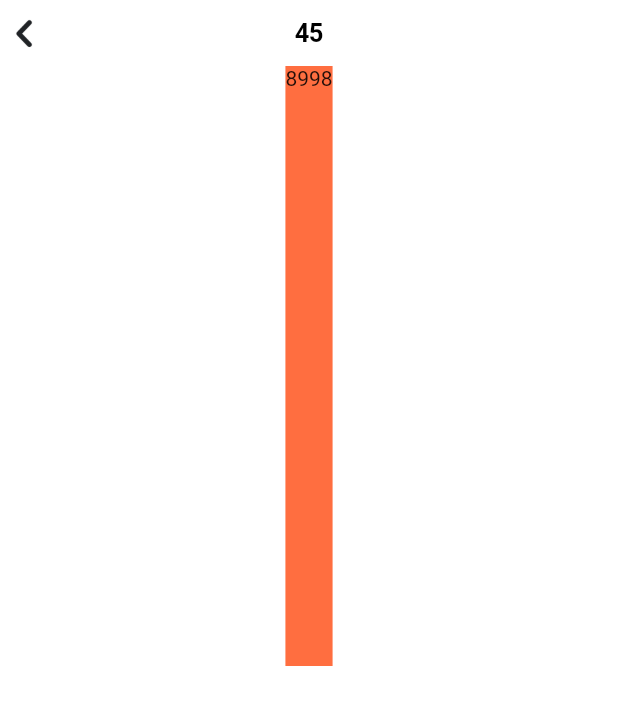
After one commit to Tecode/dynamic_theme, a Flutter app: the ChatList screen opened by its route, on a phone screen of 412 x 824 dp. The commit adds this screen. Shown: the top 705 px of the screen. Run offline on Flutter 3.47's test engine with Material 2 defaults, Android fonts, the phone set to English and light mode, and no system bars; our stand-ins replace cached_network_image, flutter_easyrefresh, uni_links; network calls fail; statements that could not run were skipped.

Commit message:
聊天列表

```diff
--- /dev/null
+++ b/lib/containers/ChatList.dart
@@ -0,0 +1,76 @@
+import 'dart:io';
+
+import 'package:dynamic_theme/helpers/colors.dart';
+import 'package:flutter/cupertino.dart';
+import 'package:flutter/material.dart';
+import 'package:flutter_easyrefresh/easy_refresh.dart';
+
+class ChatList extends StatefulWidget {
+  static const String routeName = '/chatList';
+  const ChatList();
+  @override
+  _ChatListState createState() => _ChatListState();
+}
+
+class _ChatListState extends State<ChatList> {
+  @override
+  Widget build(BuildContext context) {
+    return CupertinoPageScaffold(
+      navigationBar: CupertinoNavigationBar(
+        padding: EdgeInsetsDirectional.only(start: 0.0),
+        transitionBetweenRoutes: Platform.isIOS,
+        middle: Text('45'),
+        leading: GestureDetector(
+          behavior: HitTestBehavior.opaque,
+          onTap: () => Navigator.pop(context, '数据传参'),
+          child: Container(
+            width: 42.0,
+            padding: EdgeInsets.only(left: 10.0, right: 20.0),
+            child: Image.asset(
+              'assets/icons/ic_arrow_left_gray.png',
+              color: ColorTheme.of(context).color202326,
+            ),
+          ),
+        ),
+      ),
+      child: SafeArea(
+        child: Material(
+          child: LayoutBuilder(
+            builder: (BuildContext context, BoxConstraints constraints) {
+              return EasyRefresh.custom(
+                reverse: true,
+                slivers: <Widget>[
+//                  SliverList(
+//                    delegate: SliverChildBuilderDelegate(
+//                      (context, index) {
+//                        return Text('445');
+//                      },
+//                      childCount: 4,
+//                    ),
+//                  ),
+                  SliverToBoxAdapter(
+                    child: Container(
+                      height: constraints.maxHeight,
+                      width: double.infinity,
+                      child: Column(
+                        children: <Widget>[
+//                          for (MessageEntity entity in _msgList.reversed)
+//                            _buildMsg(entity),
+                          Container(
+                            color: Colors.deepOrangeAccent,
+                            height: 400,
+                            child: Text('8998'),
+                          )
+                        ],
+                      ),
+                    ),
+                  )
+                ],
+              );
+            },
+          ),
+        ),
+      ),
+    );
+  }
+}
--- a/lib/router/routerList.dart
+++ b/lib/router/routerList.dart
@@ -1,3 +1,4 @@
+import 'package:dynamic_theme/containers/ChatList.dart';
 import 'package:dynamic_theme/containers/Detail.dart';
 import 'package:dynamic_theme/containers/NewView.dart';
 import 'package:dynamic_theme/containers/app.dart';
@@ -21,6 +22,11 @@ List<RouterUnit> _buildRouter() {
       routeName: Detail.routeName,
       buildRoute: (BuildContext context) => const Detail(),
     ),
+    RouterUnit(
+      title: '聊天信息',
+      routeName: ChatList.routeName,
+      buildRoute: (BuildContext context) => const ChatList(),
+    ),
   ];
   return routerList;
 }
```
Also changed, not shown: lib/containers/Home.dart (+14 -3 lines).
